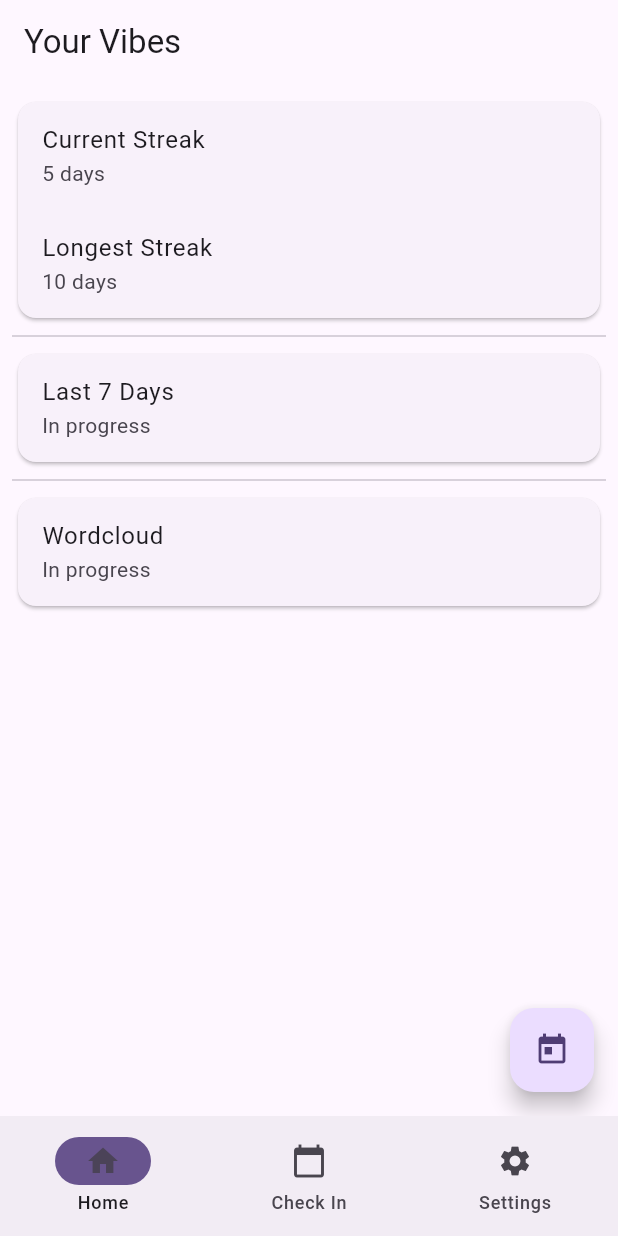
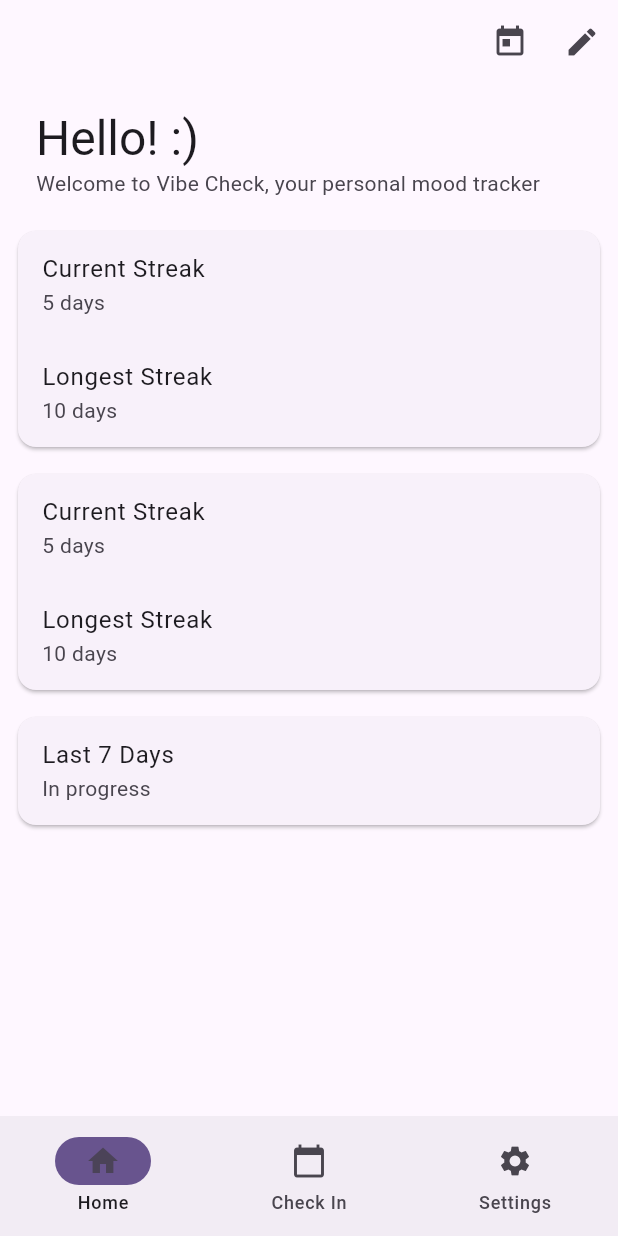
Before and after one commit to luna-mm/vibe_check, a Flutter app: the screen it shows after launch, on a phone screen of 412 x 824 dp. Run offline on Flutter 3.47's test engine with Material 3 defaults, Android fonts, the phone set to English and light mode, and no system bars; our stand-ins replace sqflite; accounts and stored records are empty.

Commit message:
Refactored and added documentation

```diff
--- /dev/null
+++ b/lib/cards.dart
@@ -0,0 +1,73 @@
+import 'package:flutter/material.dart';
+
+/// This file contains various "cards", widgets displayed on the Analysis page
+/// that display the user's statistics in varying ways.
+
+/// Card that displays the user's current and longest streaks
+class StreakCard extends StatelessWidget {
+  final int streak;
+  final int longestStreak;
+
+  const StreakCard({
+    required this.streak,
+    required this.longestStreak,
+    super.key,
+  });
+
+  @override
+  Widget build(BuildContext context) {
+    return Card(
+      child: Column(
+        children: <Widget>[
+          ListTile(
+            /// TODO: Add text formatting (from theme)
+            title: Text("Current Streak"),
+            subtitle: Text("$streak days"),
+          ),
+          ListTile(
+            title: Text("Longest Streak"),
+            subtitle: Text("$longestStreak days"),
+          ),
+        ],
+      ),
+    );
+  }
+}
+
+/// Card that displays the user's emojis in the last 7 days
+class LastDaysCard extends StatelessWidget {
+  const LastDaysCard({super.key});
+
+  @override
+  Widget build(BuildContext context) {
+    return Card(
+      child: Column(
+        children: <Widget>[
+          ListTile(
+            title: Text("Last 7 Days"),
+            subtitle: Text("In progress"), /// TODO: Implement
+          ),
+        ],
+      ),
+    );
+  }
+}
+
+/// Card that displays a wordcloud of the user's entries the last 7 days
+class WordCloudCard extends StatelessWidget {
+  const WordCloudCard({super.key});
+
+  @override
+  Widget build(BuildContext context) {
+    return Card (
+      child: Column (
+        children: <Widget>[
+          ListTile(
+            title: Text("Wordcloud"),
+            subtitle: Text("In progress") /// TODO: Implement
+          )
+        ]
+      )
+    );
+  }
+}
--- a/lib/main.dart
+++ b/lib/main.dart
@@ -2,12 +2,17 @@ import 'package:flutter/material.dart';
 import 'package:intl/intl.dart';
 import 'package:provider/provider.dart';
 import 'package:sqflite/sqflite.dart';
+import 'package:vibe_check/cards.dart';
 import 'database_helper.dart';
 
 void main() {
   runApp(const MyApp());
 }
 
+// Vibe Check App - your personal mood tracker
+// by stelubertu 2025
+// COMP 225 - Software Design and Development
+// Professor Jedediah Carlson, Macalester College
 class MyApp extends StatelessWidget {
   const MyApp({super.key});
 
@@ -27,11 +32,13 @@ class MyApp extends StatelessWidget {
   }
 }
 
+/// State used to manage when to prompt the user to check in
 class CheckInState extends ChangeNotifier {
   var checkInTime = DateTime.now();
   var checkInPending = false;
 }
 
+/// Main home page of the Vibe Check app
 class HomePage extends StatefulWidget {
   const HomePage({super.key});
 
@@ -39,11 +46,13 @@ class HomePage extends StatefulWidget {
   State<HomePage> createState() => _HomePageState();
 }
 
+/// State for the HomePage widget
 class _HomePageState extends State<HomePage> {
   var currentIndex = 0;
 
   @override
   Widget build(BuildContext context) {
+    // If a check in is pending, the check in page is displayed upon launch
     var checkInState = context.watch<CheckInState>();
     if (checkInState.checkInPending) {
       currentIndex = 1;
@@ -85,6 +94,7 @@ class _HomePageState extends State<HomePage> {
   }
 }
 
+/// A placeholder page. TODO: Implement and remove this page
 class PlaceholderPage extends StatelessWidget {
   const PlaceholderPage({super.key});
 
@@ -96,11 +106,14 @@ class PlaceholderPage extends StatelessWidget {
   }
 }
 
+/// The main page for the app, which displays the user's analysis in Cards.
 class AnalysisPage extends StatelessWidget {
   const AnalysisPage({super.key});
 
   @override
   Widget build(BuildContext context) {
+    // The list of cards, which should be user editable.
+    // TODO: Implement Edit page and allow user to add and remove cards, along with changing the order of the cards.
     var cardList = <Widget>[
       StreakCard(streak: 5, longestStreak: 10),
       LastDaysCard(),
@@ -109,91 +122,42 @@ class AnalysisPage extends StatelessWidget {
 
     return Scaffold (
       appBar: AppBar (
-        title: Text("Your Vibes"),
+        actions: <Widget>[
+          IconButton(
+            tooltip: 'Show Calendar',
+            onPressed: () {},
+            icon: Icon(Icons.today),
+          ),
+          IconButton(
+            tooltip: 'Edit Layout',
+            onPressed: () {},
+            icon: Icon(Icons.edit)
+          )
+        ]
       ),
       body: ListView.separated(
         padding: const EdgeInsets.all(8),
-        itemCount: cardList.length,
+        itemCount: 1 + cardList.length,
         itemBuilder: (context, index) {
-          return cardList[index];
+          return index == 0
+            ? ListTile(
+              title: Text(
+                "Hello! :)",
+                style: Theme.of(context).textTheme.headlineLarge),
+              subtitle: Text("Welcome to Vibe Check, your personal mood tracker"),
+            )
+            : index == 1
+              ? cardList[0]
+              : cardList[index - 2];
         },
-        separatorBuilder: (BuildContext context, int index) => const Divider(),
-      ),
-      floatingActionButton: FloatingActionButton (
-        onPressed: () {
-          // TODO: Implement Calendar Page
-        },
-        child: const Icon(Icons.today),
+        separatorBuilder: (BuildContext context, int index) => const SizedBox(height: 10),
       )
     );
   }
 }
 
-class StreakCard extends StatelessWidget {
-  final int streak;
-  final int longestStreak;
-
-  const StreakCard({
-    required this.streak,
-    required this.longestStreak,
-    super.key,
-  });
-
-  @override
-  Widget build(BuildContext context) {
-    return Card(
-      child: Column(
-        children: <Widget>[
-          ListTile(
-            title: Text("Current Streak"),
-            subtitle: Text("$streak days"),
-          ),
-          ListTile(
-            title: Text("Longest Streak"),
-            subtitle: Text("$longestStreak days"),
-          ),
-        ],
-      ),
-    );
-  }
-}
-
-class LastDaysCard extends StatelessWidget {
-  const LastDaysCard({super.key});
-
-  @override
-  Widget build(BuildContext context) {
-    return Card(
-      child: Column(
-        children: <Widget>[
-          ListTile(
-            title: Text("Last 7 Days"),
-            subtitle: Text("In progress"),
-          ),
-        ],
-      ),
-    );
-  }
-}
-
-class WordCloudCard extends StatelessWidget {
-  const WordCloudCard({super.key});
-
-  @override
-  Widget build(BuildContext context) {
-    return Card (
-      child: Column (
-        children: <Widget>[
-          ListTile(
-            title: Text("Wordcloud"),
-            subtitle: Text("In progress")
-          )
-        ]
-      )
-    );
-  }
-}
-
+/// The page where the user can check in their mood.
+/// Prompts the user to pick one of 6 displayed emojis and log a sentence.
 class CheckInPage extends StatelessWidget {
   const CheckInPage({super.key});
 
@@ -227,9 +191,9 @@ class CheckInPage extends StatelessWidget {
               ),
             ),
 
-            // TODO: Implement Emoji Picker
-            // TODO: Implemenet Text Field
-            // TODO: Implement Check In BUtton
+            /// TODO: Implement Emoji Picker
+            /// TODO: Implemenet Text Field
+            /// TODO: Implement Check In BUtton
           ],
         ),
       ),
```
